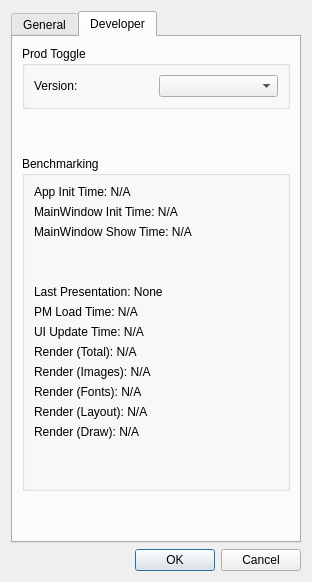
Above: windows/settings_window.ui from Strodow/Plucky before the change. Below: the same form after it.
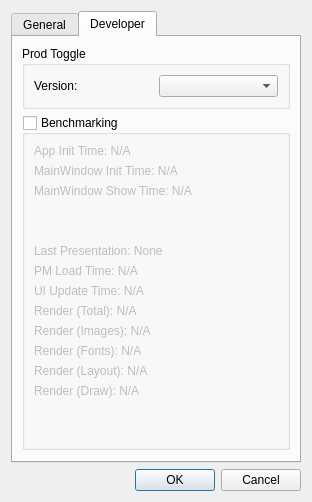
That is the form after the change. The open tabs and pages were chosen to show the change.

```diff
--- a/windows/settings_window.ui
+++ b/windows/settings_window.ui
@@ -85,10 +85,13 @@
           <property name="orientation">
            <enum>Qt::Vertical</enum>
           </property>
+          <property name="sizeType">
+           <enum>QSizePolicy::Fixed</enum> <!-- Make this spacer explicitly Fixed -->
+          </property>
           <property name="sizeHint" stdset="0">
            <size>
             <width>20</width>
-            <height>40</height>
+            <height>0</height>
            </size>
           </property>
          </spacer>
@@ -98,6 +101,12 @@
           <property name="title">
            <string>Benchmarking</string>
           </property>
+          <property name="checkable">
+           <bool>true</bool>
+          </property>
+          <property name="checked">
+           <bool>false</bool> <!-- Collapsed by default -->
+          </property>
           <layout class="QVBoxLayout" name="benchmarkingLayout">
            <item>
             <widget class="QLabel" name="label_app_init_time">
@@ -216,10 +225,13 @@
           <property name="orientation">
            <enum>Qt::Vertical</enum>
           </property>
+          <property name="sizeType">
+           <enum>QSizePolicy::Expanding</enum>
+          </property>
           <property name="sizeHint" stdset="0">
            <size>
             <width>20</width>
-            <height>40</height>
+            <height>0</height> <!-- Ensure this expanding spacer desires 0 initial height -->
            </size>
           </property>
          </spacer>
```
